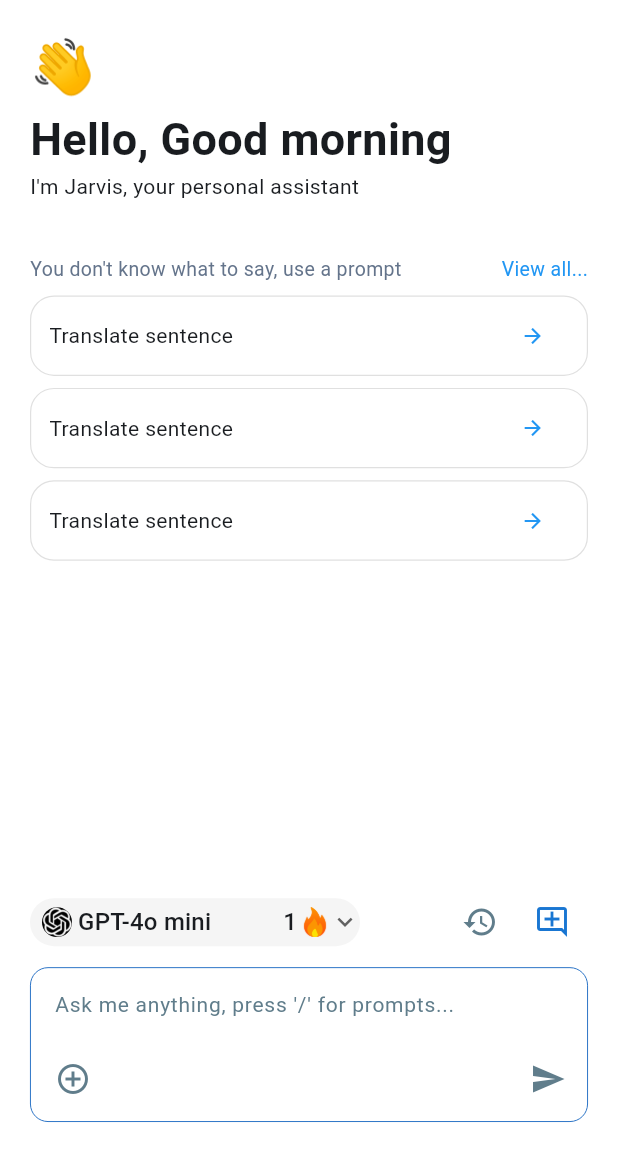
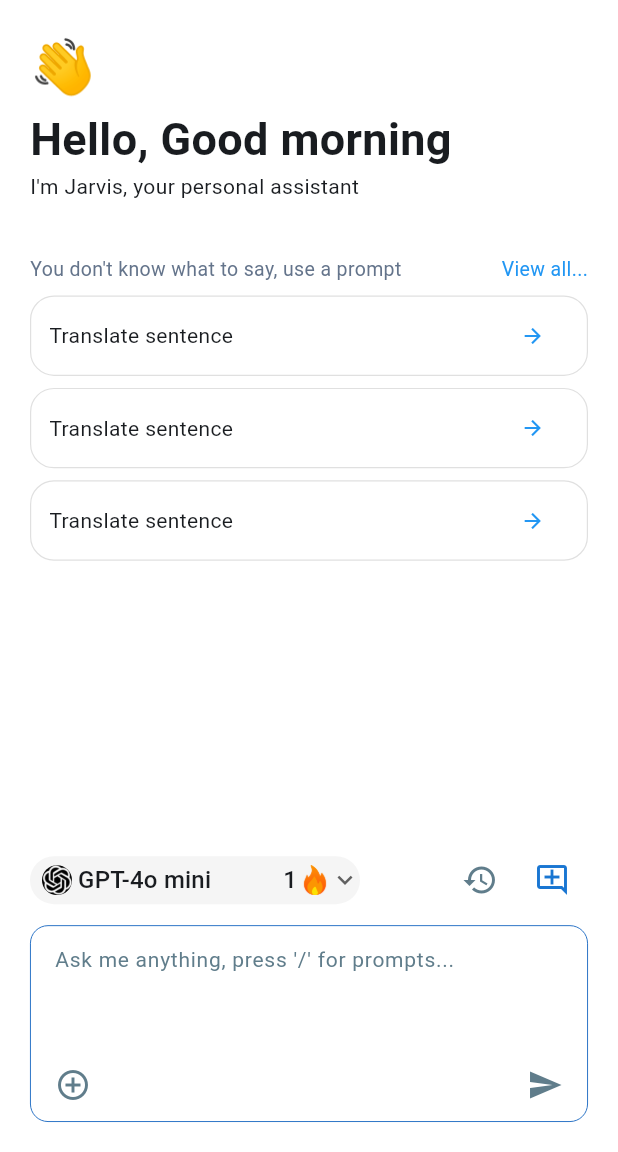
Before and after one commit to VHKhai2003/MobileProject, a Flutter app: the screen it shows after launch, on a phone screen of 412 x 824 dp, the part 84-1236 px from its top. Run offline on Flutter 3.47's test engine with Material 3 defaults, Android fonts, the phone set to English and light mode, and no system bars; our stand-ins replace file_picker.

Commit message:
add dio and provider

```diff
--- a/lib/views/chat/chatbox/ChatBox.dart
+++ b/lib/views/chat/chatbox/ChatBox.dart
@@ -50,6 +50,7 @@
             mainAxisSize: MainAxisSize.min,
             children: [
               const TextField(
+                maxLines: 3,
                 decoration: InputDecoration(
                   hintText: "Ask me anything, press '/' for prompts...",
                   hintStyle: TextStyle(
@@ -57,11 +58,11 @@
                     color: Colors.blueGrey
                   ),
                   border: InputBorder.none,
-                  contentPadding: EdgeInsets.symmetric(horizontal: 16),
+                  contentPadding: EdgeInsets.fromLTRB(16, 10, 16, 0),
                 ),
               ),
               Container(
-                padding: const EdgeInsets.fromLTRB(4, 2, 2, 4),
+                padding: const EdgeInsets.fromLTRB(4, 0, 4, 0),
                 child: Row(
                   mainAxisAlignment: MainAxisAlignment.spaceBetween,
                   children: [
--- a/pubspec.yaml
+++ b/pubspec.yaml
@@ -31,11 +31,9 @@
   flutter:
     sdk: flutter
   file_picker: ^5.0.1
-
-
-  # The following adds the Cupertino Icons font to your application.
-  # Use with the CupertinoIcons class for iOS style icons.
   cupertino_icons: ^1.0.8
+  dio: ^5.7.0
+  provider: ^6.1.2
 
 dev_dependencies:
   flutter_test:
```
Also changed, not shown: pubspec.lock.
